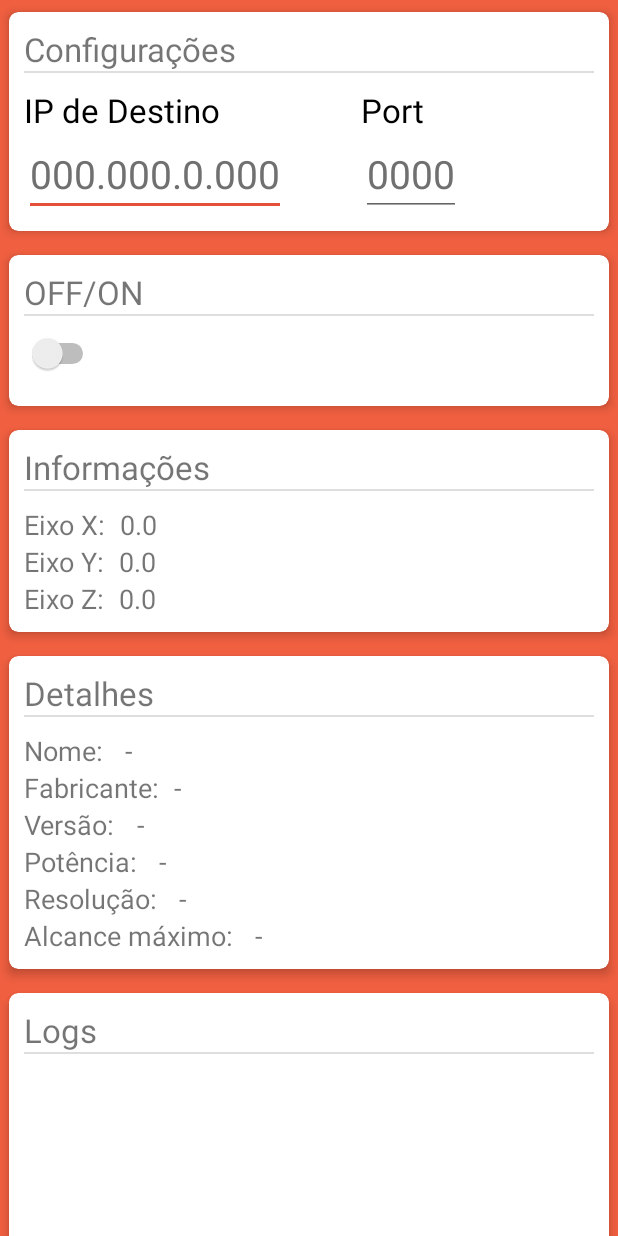
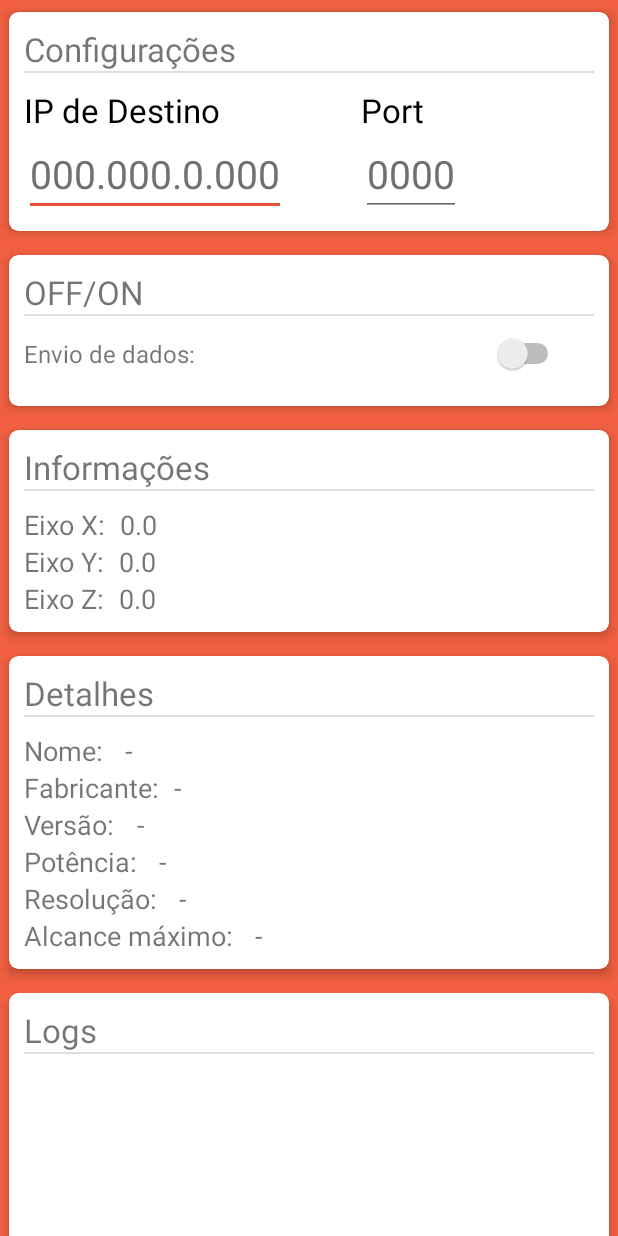
Before and after one commit to fga-eps-mds/2018.1-Reabilitacao-Motora-UDP-App-Android, an Android app: the screen it shows after launch (MainActivity), on a phone screen of 412 x 824 dp. Run offline under Robolectric (Android 15) with nearby library versions, the phone set to English and light mode, and no system bars; 6 statements that could not run were skipped.

Commit message:
Melhorando switch de envio de dados
Signed-off-by: Arthur Diniz <arthurbdiniz@msi.arthurbdiniz>

```diff
--- a/app/src/main/res/layout/activity_main.xml
+++ b/app/src/main/res/layout/activity_main.xml
@@ -135,20 +135,29 @@
                         android:background="#dedede">
                     </View>
 
-                    <LinearLayout
-                        android:layout_width="match_parent"
+                    <RelativeLayout
+                        android:layout_width="fill_parent"
                         android:layout_height="wrap_content"
                         android:orientation="horizontal">
+
+                        <TextView
+                            android:layout_width="wrap_content"
+                            android:layout_height="wrap_content"
+                            android:layout_centerVertical="true"
+                            android:textSize="16dp"
+                            android:text="Envio de dados: "/>
 
                         <Switch
                             android:id="@+id/startStopSwitch"
                             android:layout_width="wrap_content"
                             android:layout_height="wrap_content"
+                            android:layout_marginRight="20dp"
+                            android:layout_alignParentRight="true"
                             android:width="50dp"
                             android:height="50dp"
-                            android:checked="false"/>
+                            android:checked="false" />
 
-                    </LinearLayout>
+                    </RelativeLayout>
 
                 </LinearLayout>
 
```
